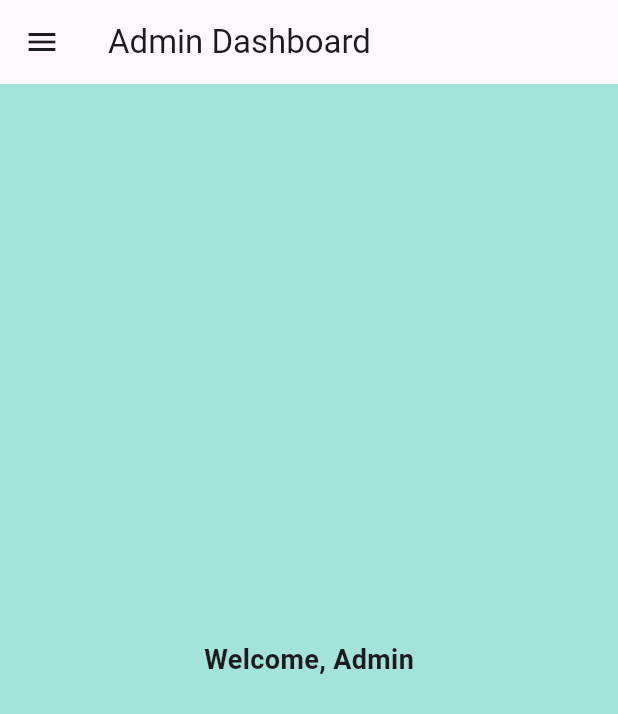
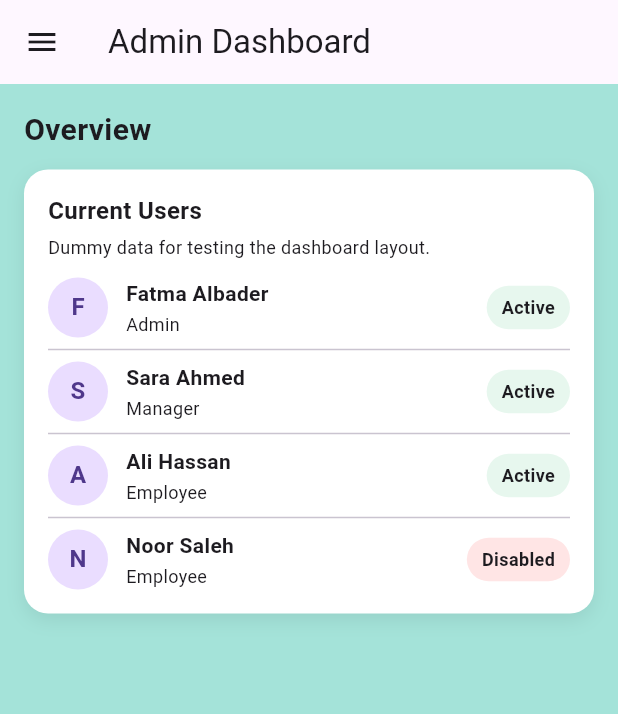
Before and after one commit to Ftaimalb/employee_task_tracking, a Flutter app: the AdminDashboard screen opened directly, on a phone screen of 412 x 824 dp. Shown: the top 714 px of the screen. Run offline on Flutter 3.47's test engine with Material 3 defaults, Android fonts, the phone set to English and light mode, and no system bars; our stand-ins replace cloud_firestore, cloud_functions, firebase_auth, firebase_core; accounts and stored records are empty.

Commit message:
user dummy data list added to admin dahsboard

```diff
--- /dev/null
+++ b/lib/frontend/pages/adminstration/adminDashboard.dart
@@ -0,0 +1,176 @@
+import 'package:firebase_auth/firebase_auth.dart';
+import 'package:flutter/material.dart';
+
+import '../login/login_page.dart';
+import 'createUserPage.dart';
+
+class AdminDashboard extends StatelessWidget {
+  const AdminDashboard({super.key});
+
+  Future<void> _logout(BuildContext context) async {
+    await FirebaseAuth.instance.signOut();
+    if (context.mounted) {
+      Navigator.pushAndRemoveUntil(
+        context,
+        MaterialPageRoute(builder: (_) => const LoginScreen()),
+        (_) => false,
+      );
+    }
+  }
+
+  @override
+  Widget build(BuildContext context) {
+    // test data
+    final dummyUsers = [
+      {"name": "Fatma Albader", "role": "Admin", "status": "Active"},
+      {"name": "Sara Ahmed", "role": "Manager", "status": "Active"},
+      {"name": "Ali Hassan", "role": "Employee", "status": "Active"},
+      {"name": "Noor Saleh", "role": "Employee", "status": "Disabled"},
+    ];
+    return Scaffold(
+      backgroundColor: Color.fromARGB(255, 164, 227, 217),
+      appBar: AppBar(title: const Text("Admin Dashboard")
+      ),
+      drawer: Drawer(
+        child: ListView(
+          padding: EdgeInsets.zero,
+          children: [
+            const DrawerHeader(
+              decoration: BoxDecoration(),
+              child: Column(
+                crossAxisAlignment: CrossAxisAlignment.start,
+                children: [
+                  Icon(Icons.admin_panel_settings, size: 36),
+                  SizedBox(height: 12),
+                  Text("Admin Menu",
+                      style:
+                          TextStyle(fontSize: 18, fontWeight: FontWeight.w700)),
+                  SizedBox(height: 4),
+                  Text("Manage users and settings"),
+                ],
+              ),
+            ),
+            ListTile(
+              leading: const Icon(Icons.person_add_alt_1),
+              title: const Text("Create User"),
+              onTap: () {
+                Navigator.pop(context);
+                Navigator.push(
+                  context,
+                  MaterialPageRoute(builder: (_) => const CreateUserPage()),
+                );
+              },
+            ),
+            ListTile(
+              leading: const Icon(Icons.logout),
+              title: const Text("Logout"),
+              onTap: () => _logout(context),
+            ),
+          ],
+        ),
+      ),
+      body: Padding(
+        padding: const EdgeInsets.all(16),
+        child: Column(
+          crossAxisAlignment: CrossAxisAlignment.start,
+          children: [
+            const Text(
+              "Overview",
+              style: TextStyle(fontSize: 20, fontWeight: FontWeight.w700),
+            ),
+            const SizedBox(height: 12),
+
+            // Container/Card showing dummy current users
+            Container(
+              width: double.infinity,
+              padding: const EdgeInsets.all(16),
+              decoration: BoxDecoration(
+                color: Colors.white,
+                borderRadius: BorderRadius.circular(16),
+                boxShadow: const [
+                  BoxShadow(
+                    blurRadius: 10,
+                    offset: Offset(0, 4),
+                    color: Color(0x14000000),
+                  )
+                ],
+              ),
+              child: Column(
+                crossAxisAlignment: CrossAxisAlignment.start,
+                children: [
+                  const Text(
+                    "Current Users",
+                    style: TextStyle(fontSize: 16, fontWeight: FontWeight.w700),
+                  ),
+                  const SizedBox(height: 4),
+                  const Text(
+                    "Dummy data for testing the dashboard layout.",
+                    style: TextStyle(fontSize: 12),
+                  ),
+                  const SizedBox(height: 12),
+                  // List of dummy users
+                  ListView.separated(
+                    shrinkWrap: true,
+                    physics: const NeverScrollableScrollPhysics(),
+                    itemCount: dummyUsers.length,
+                    separatorBuilder: (_, __) => const Divider(height: 16),
+                    itemBuilder: (context, index) {
+                      final u = dummyUsers[index];
+                      final isDisabled = u["status"] == "Disabled";
+
+                      return Row(
+                        children: [
+                          CircleAvatar(
+                            child: Text(
+                              (u["name"] ?? "U").toString()[0],
+                              style: const TextStyle(fontWeight: FontWeight.w700),
+                            ),
+                          ),
+                          const SizedBox(width: 12),
+
+                          Expanded(
+                            child: Column(
+                              crossAxisAlignment: CrossAxisAlignment.start,
+                              children: [
+                                Text(
+                                  u["name"] ?? "",
+                                  style: const TextStyle(
+                                    fontSize: 14,
+                                    fontWeight: FontWeight.w600,
+                                  ),
+                                ),
+                                const SizedBox(height: 2),
+                                Text(
+                                  u["role"] ?? "",
+                                  style: const TextStyle(fontSize: 12),
+                                ),
+                              ],
+                            ),
+                          ),
+
+                          Container(
+                            padding: const EdgeInsets.symmetric(horizontal: 10, vertical: 6),
+                            decoration: BoxDecoration(
+                              color: isDisabled
+                                  ? const Color(0xFFFFE5E5)
+                                  : const Color(0xFFE7F7EE),
+                              borderRadius: BorderRadius.circular(20),
+                            ),
+                            child: Text(
+                              u["status"] ?? "",
+                              style: const TextStyle(fontSize: 12, fontWeight: FontWeight.w600),
+                            ),
+                          ),
+                        ],
+                      );
+                    },
+                  ),
+                ],
+              ),
+            ),
+          ],
+        ),
+      ),
+    );
+  }
+}
--- a/lib/pages/login/login_page.dart
+++ b/lib/frontend/pages/login/login_page.dart
@@ -2,7 +2,7 @@ import 'package:cloud_firestore/cloud_firestore.dart';
 import 'package:firebase_auth/firebase_auth.dart';
 import 'package:flutter/material.dart';
 
-import '../../services/auth_service.dart';
+import '../../../backend/services/auth_service.dart';
 import '../adminstration/adminDashboard.dart';
 import '../employee/employeeDashboard.dart';
 import '../manager/managerDashboard.dart';
--- a/lib/main.dart
+++ b/lib/main.dart
@@ -1,4 +1,4 @@
-import 'package:employee_task_tracking/pages/login/login_page.dart';
+import 'package:employee_task_tracking/frontend/pages/login/login_page.dart';
 import 'package:flutter/material.dart';
 import 'package:firebase_core/firebase_core.dart';
 import 'firebase_options.dart';
--- a/lib/pages/adminstration/adminDashboard.dart
+++ /dev/null
@@ -1,72 +0,0 @@
-import 'package:firebase_auth/firebase_auth.dart';
-import 'package:flutter/material.dart';
-
-import '../login/login_page.dart';
-import 'createUserPage.dart';
-
-class AdminDashboard extends StatelessWidget {
-  const AdminDashboard({super.key});
-
-  Future<void> _logout(BuildContext context) async {
-    await FirebaseAuth.instance.signOut();
-    if (context.mounted) {
-      Navigator.pushAndRemoveUntil(
-        context,
-        MaterialPageRoute(builder: (_) => const LoginScreen()),
-        (_) => false,
-      );
-    }
-  }
-
-  @override
-  Widget build(BuildContext context) {
-    return Scaffold(
-      backgroundColor: Color.fromARGB(255, 164, 227, 217),
-      appBar: AppBar(title: const Text("Admin Dashboard")),
-      drawer: Drawer(
-        child: ListView(
-          padding: EdgeInsets.zero,
-          children: [
-            const DrawerHeader(
-              decoration: BoxDecoration(),
-              child: Column(
-                crossAxisAlignment: CrossAxisAlignment.start,
-                children: [
-                  Icon(Icons.admin_panel_settings, size: 36),
-                  SizedBox(height: 12),
-                  Text("Admin Menu",
-                      style:
-                          TextStyle(fontSize: 18, fontWeight: FontWeight.w700)),
-                  SizedBox(height: 4),
-                  Text("Manage users and settings"),
-                ],
-              ),
-            ),
-            ListTile(
-              leading: const Icon(Icons.person_add_alt_1),
-              title: const Text("Create User"),
-              onTap: () {
-                Navigator.pop(context);
-                Navigator.push(
-                  context,
-                  MaterialPageRoute(builder: (_) => const CreateUserPage()),
-                );
-              },
-            ),
-            ListTile(
-              leading: const Icon(Icons.logout),
-              title: const Text("Logout"),
-              onTap: () => _logout(context),
-            ),
-          ],
-        ),
-      ),
-      body: const Center(
-        child: Text(
-          "Welcome, Admin",
-          style: TextStyle(fontSize: 18, fontWeight: FontWeight.w600),
-        ),
-      ),
-    );
-  }
-}
```
Also changed, not shown: lib/backend/services/auth_service.dart (renamed from lib/services/auth_service.dart), lib/backend/services/firestore_service.dart (added), lib/backend/services/storage_service.dart (added), lib/frontend/pages/adminstration/createUserPage.dart (renamed from lib/pages/adminstration/createUserPage.dart), lib/frontend/pages/employee/employeeDashboard.dart (renamed from lib/pages/employee/employeeDashboard.dart), lib/frontend/pages/manager/managerDashboard.dart (renamed from lib/pages/manager/managerDashboard.dart), 1 other file.
